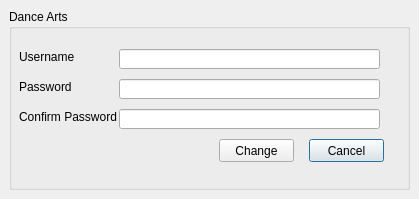
This is Code/change_password.ui in SDSMT-CSC464-F15/dancesoft as Qt 5 draws it before an edit. The edited form follows.
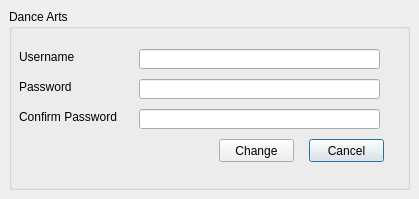
This is the edited form.

What changed in the file:
```diff
--- a/Code/change_password.ui
+++ b/Code/change_password.ui
@@ -83,9 +83,9 @@
       <widget class="QLineEdit" name="userLineEdit">
        <property name="geometry">
         <rect>
-         <x>110</x>
+         <x>130</x>
          <y>40</y>
-         <width>261</width>
+         <width>241</width>
          <height>20</height>
         </rect>
        </property>
@@ -93,9 +93,9 @@
       <widget class="QLineEdit" name="passwordLineEdit">
        <property name="geometry">
         <rect>
-         <x>110</x>
+         <x>130</x>
          <y>70</y>
-         <width>261</width>
+         <width>241</width>
          <height>20</height>
         </rect>
        </property>
@@ -105,7 +105,7 @@
         <rect>
          <x>10</x>
          <y>100</y>
-         <width>101</width>
+         <width>111</width>
          <height>16</height>
         </rect>
        </property>
@@ -116,9 +116,9 @@
       <widget class="QLineEdit" name="confirmLineEdit">
        <property name="geometry">
         <rect>
-         <x>110</x>
+         <x>130</x>
          <y>100</y>
-         <width>261</width>
+         <width>241</width>
          <height>20</height>
         </rect>
        </property>
```
